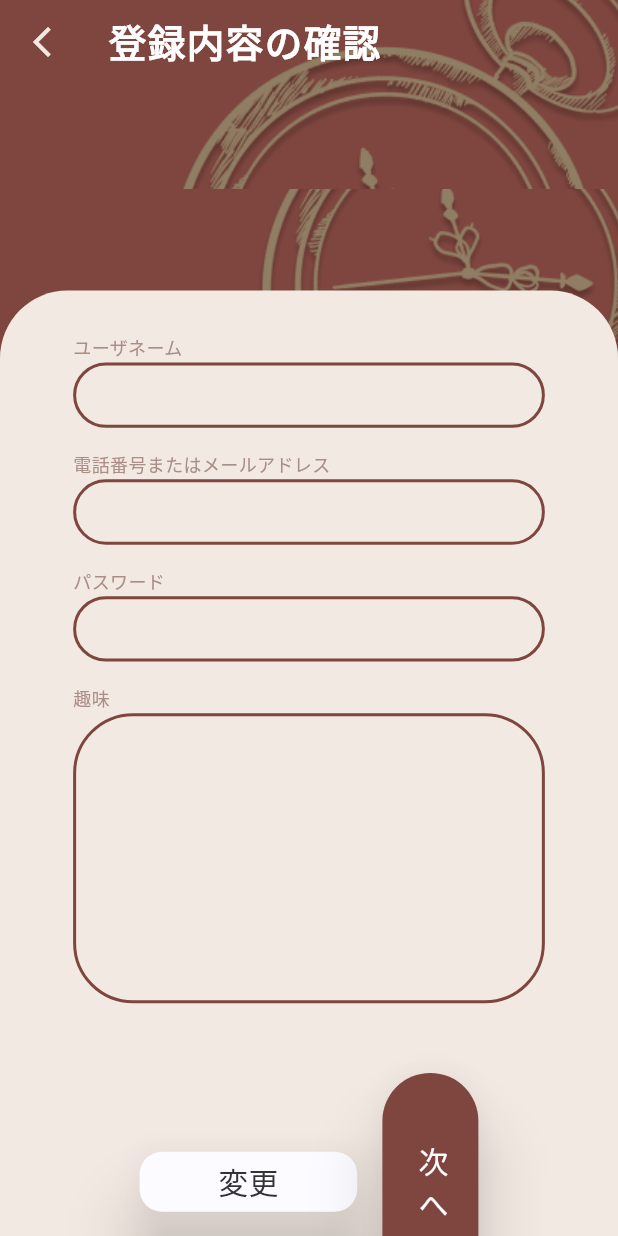
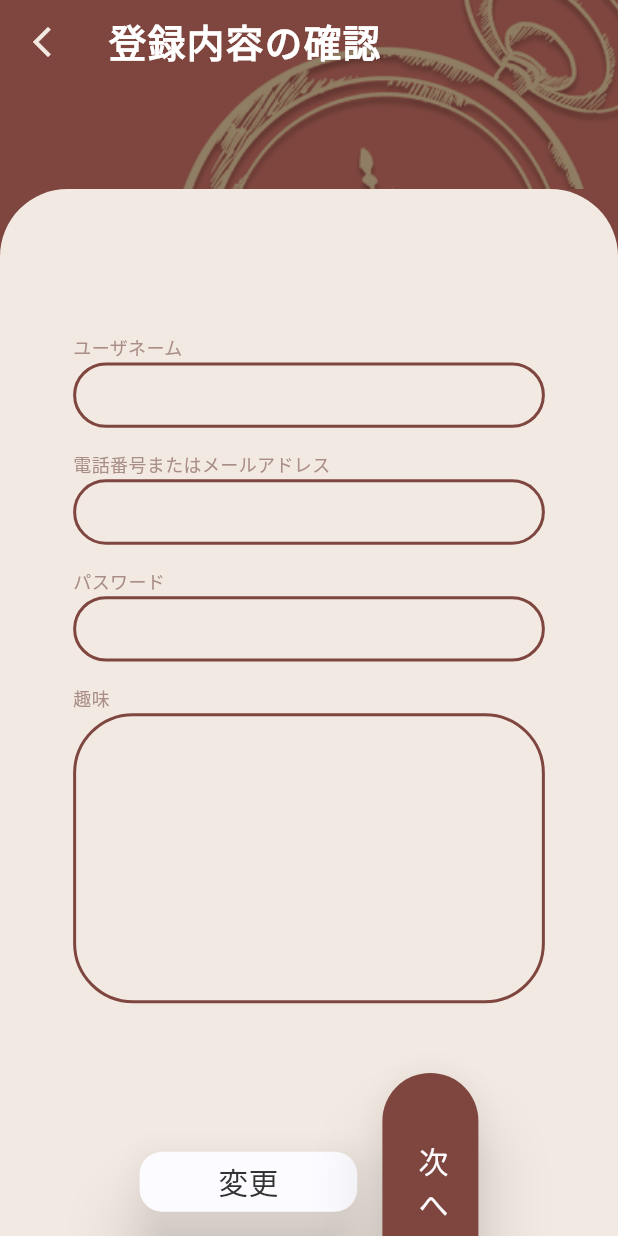
Before and after one commit to k-hinata515/time_alchemy_app, a Flutter app: the Registered_Content_Page screen opened directly, on a phone screen of 412 x 824 dp. Run offline on Flutter 3.47's test engine with Material 3 defaults, Android fonts, the phone set to English and light mode, and no system bars; our stand-ins replace cloud_firestore, device_preview, dotted_border, firebase_auth, firebase_core, flutter_rating_bar and 5 more; accounts and stored records are empty; generated files the repository leaves out were written again.

Commit message:
update BackgroundWidgetコード更新

```diff
--- a/lib/component/BackgroundCompornent.dart
+++ b/lib/component/BackgroundCompornent.dart
@@ -1,32 +1,56 @@
-
-
 import 'package:flutter/material.dart';
 import 'package:time_alchemy_app/constant/Colors_comrponent%20.dart';
 import 'package:time_alchemy_app/constant/screen_pod.dart';
 
+// class BackgroundWidget extends StatelessWidget {
+//   @override
+//   Widget build(BuildContext context) {
+//     final screen = ScreenRef(context).watch(screenProvider);
+//     return //Container(
+//         //   color: Colors_compornet.globalBackgroundColorRed,
+//         //   child: Stack(
+//         //     children: [
+//         //       // Positioned(
+//         //       //   top: screen.designH(-250),
+//         //       //   left: screen.designW(55),
+//         //       //   child: Image.asset(
+//         //       //     'assets/logo_images/BackgroundTimeImage.png',
+//         //       //     width: screen.designH(570),
+//         //       //     height: screen.designW(513),
+//         //       //     fit: BoxFit.cover,
+//         //       //   ),
+//         //       // ),
+//         //       Positioned(
+//         //         // top: screen.designH(70),
+//         //         // bottom: screen.designH(0),
+//         //         // left: screen.designW(0),
+//         //         // right: screen.designW(0),
+//         //         child:
+//         Container(
+//       width: double.infinity,
+//       height: double.infinity,
+//       decoration: BoxDecoration(
+//         color: Colors_compornet.globalBackgroundColorwhite,
+//         borderRadius: BorderRadius.only(
+//           topLeft: Radius.circular(45),
+//           topRight: Radius.circular(45),
+//         ),
+//       ),
+//       //       ),
+//       //     ),
+//       //   ],
+//       // ),
+//     );
+//   }
+// }
 class BackgroundWidget extends StatelessWidget {
   @override
   Widget build(BuildContext context) {
     final screen = ScreenRef(context).watch(screenProvider);
     return Container(
+      width: double.infinity,
+      height: double.infinity,
       color: Colors_compornet.globalBackgroundColorRed,
-      child: Stack(
-        children: [
-          Positioned(
-            top: screen.designH(-250),
-            left: screen.designW(55),
-            child: Image.asset(
-              'assets/logo_images/BackgroundTimeImage.png',
-              width: screen.designH(570),
-              height: screen.designW(513),
-              fit: BoxFit.cover,
-            ),
-          ),
-          Positioned(
-            top: screen.designH(70),
-            bottom: screen.designH(0),
-            left: screen.designW(0),
-            right: screen.designW(0),
       child: Container(
         width: double.infinity,
         height: double.infinity,
@@ -36,14 +60,16 @@ class BackgroundWidget extends StatelessWidget {
             topLeft: Radius.circular(45),
             topRight: Radius.circular(45),
           ),
+          border: Border(
+            top: BorderSide.none, // 上線を非表示にする
           ),
         ),
-          ),
-        ],
+        // 他のウィジェットやプロパティ設定
       ),
     );
   }
 }
+
 class CustamBackgroundWidget extends StatelessWidget {
   @override
   Widget build(BuildContext context) {
```
Lines whose indentation alone changed are shown as unchanged.
